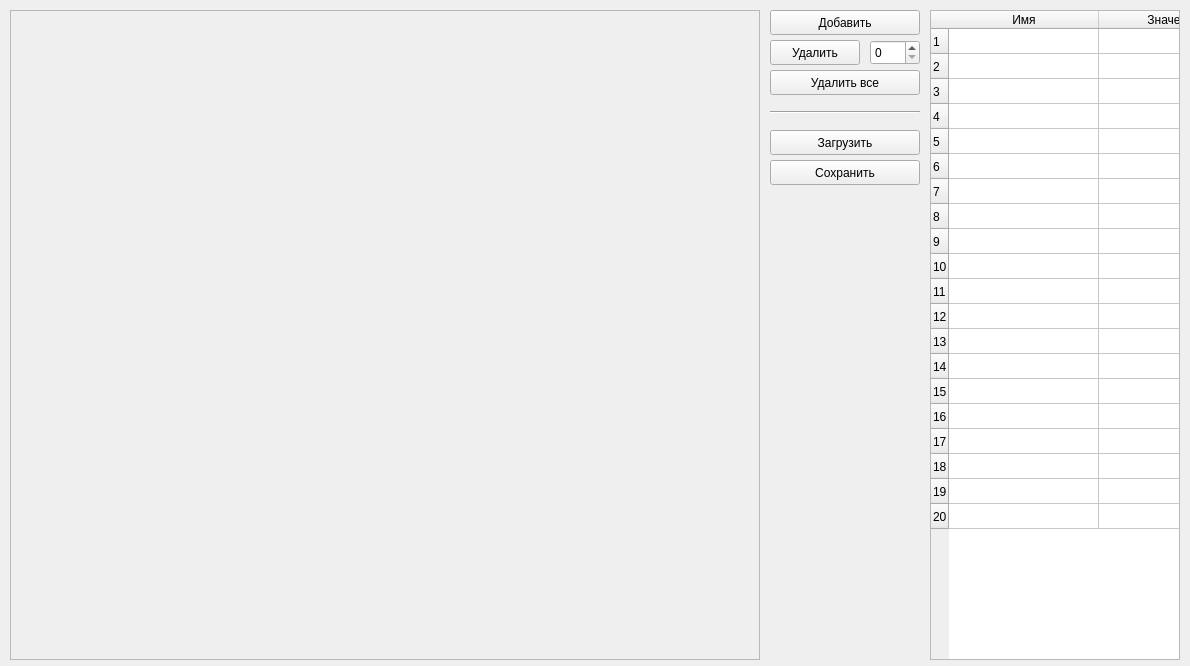
Before: the Qt Designer form main_window.ui in molchanoff12/ta1_usb_client, drawn with Qt 5.
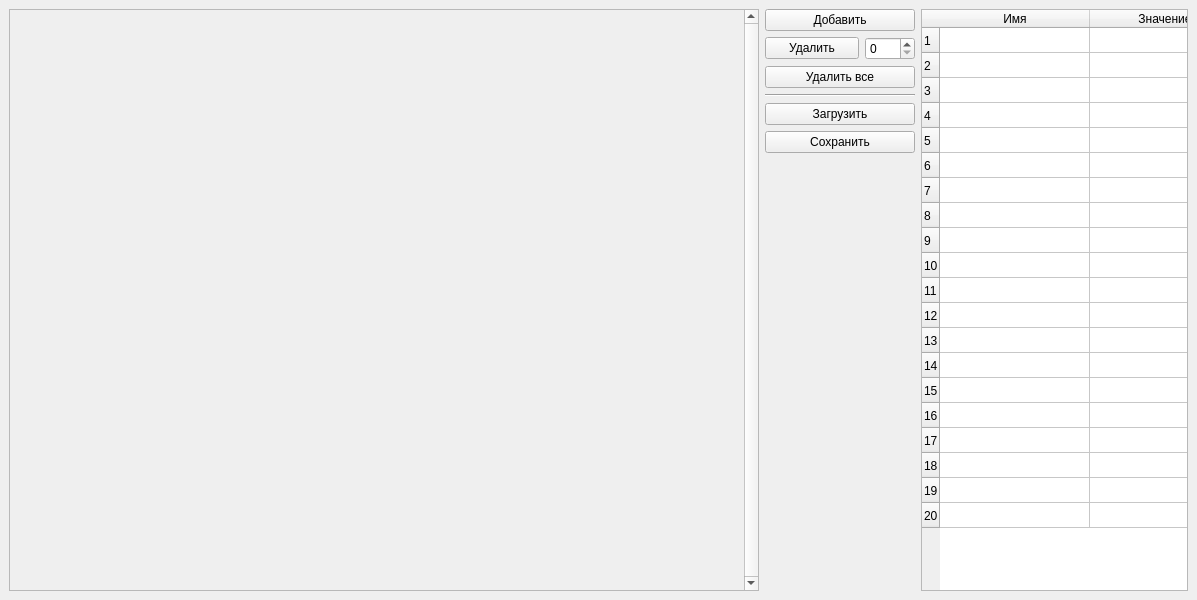
After: the same form once the commit is applied.

```diff
--- a/main_window.ui
+++ b/main_window.ui
@@ -1,70 +1,196 @@
 <?xml version="1.0" encoding="UTF-8"?>
 <ui version="4.0">
- <class>Form</class>
- <widget class="QWidget" name="Form">
+ <class>MainWindow</class>
+ <widget class="QMainWindow" name="MainWindow">
   <property name="geometry">
    <rect>
     <x>0</x>
     <y>0</y>
-    <width>1190</width>
-    <height>666</height>
+    <width>1197</width>
+    <height>600</height>
    </rect>
   </property>
-  <property name="sizePolicy">
-   <sizepolicy hsizetype="Fixed" vsizetype="Fixed">
-    <horstretch>0</horstretch>
-    <verstretch>0</verstretch>
-   </sizepolicy>
-  </property>
   <property name="windowTitle">
    <string>Клиент TA1-USB</string>
   </property>
+  <widget class="QWidget" name="centralwidget">
+   <layout class="QVBoxLayout" name="verticalLayout">
+    <item>
+     <layout class="QHBoxLayout" name="horizontalLayout">
+      <item>
   <widget class="QScrollArea" name="scrollArea">
-   <property name="geometry">
-    <rect>
-     <x>10</x>
-     <y>10</y>
+        <property name="sizePolicy">
+         <sizepolicy hsizetype="Minimum" vsizetype="Expanding">
+          <horstretch>0</horstretch>
+          <verstretch>0</verstretch>
+         </sizepolicy>
+        </property>
+        <property name="minimumSize">
+         <size>
      <width>750</width>
-     <height>650</height>
-    </rect>
-   </property>
-   <property name="sizePolicy">
-    <sizepolicy hsizetype="Fixed" vsizetype="Fixed">
-     <horstretch>0</horstretch>
-     <verstretch>0</verstretch>
-    </sizepolicy>
+          <height>0</height>
+         </size>
    </property>
    <property name="verticalScrollBarPolicy">
-    <enum>Qt::ScrollBarAsNeeded</enum>
+         <enum>Qt::ScrollBarAlwaysOn</enum>
    </property>
    <property name="horizontalScrollBarPolicy">
-    <enum>Qt::ScrollBarAsNeeded</enum>
+         <enum>Qt::ScrollBarAlwaysOff</enum>
    </property>
    <property name="widgetResizable">
     <bool>true</bool>
    </property>
+        <property name="alignment">
+         <set>Qt::AlignLeading|Qt::AlignLeft|Qt::AlignTop</set>
+        </property>
    <widget class="QWidget" name="scrollAreaWidgetContents">
     <property name="geometry">
      <rect>
       <x>0</x>
       <y>0</y>
-      <width>748</width>
-      <height>648</height>
+           <width>731</width>
+           <height>578</height>
      </rect>
     </property>
    </widget>
   </widget>
+      </item>
+      <item>
+       <layout class="QGridLayout" name="gridLayout">
+        <property name="sizeConstraint">
+         <enum>QLayout::SetMinimumSize</enum>
+        </property>
+        <item row="1" column="0">
+         <widget class="QPushButton" name="DltUnitPButt">
+          <property name="sizePolicy">
+           <sizepolicy hsizetype="Minimum" vsizetype="Fixed">
+            <horstretch>0</horstretch>
+            <verstretch>0</verstretch>
+           </sizepolicy>
+          </property>
+          <property name="text">
+           <string>Удалить</string>
+          </property>
+         </widget>
+        </item>
+        <item row="1" column="1">
+         <widget class="QSpinBox" name="DltUnitNumSBox">
+          <property name="sizePolicy">
+           <sizepolicy hsizetype="Fixed" vsizetype="Fixed">
+            <horstretch>0</horstretch>
+            <verstretch>0</verstretch>
+           </sizepolicy>
+          </property>
+          <property name="minimumSize">
+           <size>
+            <width>50</width>
+            <height>0</height>
+           </size>
+          </property>
+         </widget>
+        </item>
+        <item row="0" column="0" colspan="2">
+         <widget class="QPushButton" name="AddUnitPButt">
+          <property name="sizePolicy">
+           <sizepolicy hsizetype="Minimum" vsizetype="Fixed">
+            <horstretch>0</horstretch>
+            <verstretch>0</verstretch>
+           </sizepolicy>
+          </property>
+          <property name="minimumSize">
+           <size>
+            <width>150</width>
+            <height>0</height>
+           </size>
+          </property>
+          <property name="text">
+           <string>Добавить</string>
+          </property>
+         </widget>
+        </item>
+        <item row="2" column="0" colspan="2">
+         <widget class="QPushButton" name="DltAllUnitsPButt">
+          <property name="sizePolicy">
+           <sizepolicy hsizetype="Minimum" vsizetype="Fixed">
+            <horstretch>0</horstretch>
+            <verstretch>0</verstretch>
+           </sizepolicy>
+          </property>
+          <property name="minimumSize">
+           <size>
+            <width>150</width>
+            <height>0</height>
+           </size>
+          </property>
+          <property name="text">
+           <string>Удалить все</string>
+          </property>
+         </widget>
+        </item>
+        <item row="4" column="0" colspan="2">
+         <widget class="QPushButton" name="LoadCfgPButt">
+          <property name="sizePolicy">
+           <sizepolicy hsizetype="Minimum" vsizetype="Fixed">
+            <horstretch>0</horstretch>
+            <verstretch>0</verstretch>
+           </sizepolicy>
+          </property>
+          <property name="minimumSize">
+           <size>
+            <width>150</width>
+            <height>0</height>
+           </size>
+          </property>
+          <property name="text">
+           <string>Загрузить</string>
+          </property>
+         </widget>
+        </item>
+        <item row="5" column="0" colspan="2">
+         <widget class="QPushButton" name="SaveCfgPButt">
+          <property name="sizePolicy">
+           <sizepolicy hsizetype="Minimum" vsizetype="Fixed">
+            <horstretch>0</horstretch>
+            <verstretch>0</verstretch>
+           </sizepolicy>
+          </property>
+          <property name="minimumSize">
+           <size>
+            <width>150</width>
+            <height>0</height>
+           </size>
+          </property>
+          <property name="text">
+           <string>Сохранить</string>
+          </property>
+         </widget>
+        </item>
+        <item row="3" column="0" colspan="2">
+         <widget class="Line" name="line">
+          <property name="orientation">
+           <enum>Qt::Horizontal</enum>
+          </property>
+         </widget>
+        </item>
+        <item row="6" column="0">
+         <spacer name="verticalSpacer">
+          <property name="orientation">
+           <enum>Qt::Vertical</enum>
+          </property>
+          <property name="sizeHint" stdset="0">
+           <size>
+            <width>20</width>
+            <height>40</height>
+           </size>
+          </property>
+         </spacer>
+        </item>
+       </layout>
+      </item>
+      <item>
   <widget class="QTableWidget" name="DataTable">
-   <property name="geometry">
-    <rect>
-     <x>930</x>
-     <y>10</y>
-     <width>250</width>
-     <height>650</height>
-    </rect>
-   </property>
    <property name="sizePolicy">
-    <sizepolicy hsizetype="Fixed" vsizetype="Fixed">
+         <sizepolicy hsizetype="Expanding" vsizetype="Expanding">
      <horstretch>0</horstretch>
      <verstretch>0</verstretch>
     </sizepolicy>
@@ -124,129 +250,10 @@
     </property>
    </column>
   </widget>
-  <widget class="QPushButton" name="AddUnitPButt">
-   <property name="geometry">
-    <rect>
-     <x>770</x>
-     <y>10</y>
-     <width>150</width>
-     <height>25</height>
-    </rect>
-   </property>
-   <property name="sizePolicy">
-    <sizepolicy hsizetype="Fixed" vsizetype="Fixed">
-     <horstretch>0</horstretch>
-     <verstretch>0</verstretch>
-    </sizepolicy>
-   </property>
-   <property name="text">
-    <string>Добавить</string>
-   </property>
-  </widget>
-  <widget class="QPushButton" name="DltUnitPButt">
-   <property name="geometry">
-    <rect>
-     <x>770</x>
-     <y>40</y>
-     <width>90</width>
-     <height>25</height>
-    </rect>
-   </property>
-   <property name="sizePolicy">
-    <sizepolicy hsizetype="Fixed" vsizetype="Fixed">
-     <horstretch>0</horstretch>
-     <verstretch>0</verstretch>
-    </sizepolicy>
-   </property>
-   <property name="text">
-    <string>Удалить</string>
-   </property>
-  </widget>
-  <widget class="QPushButton" name="LoadCfgPButt">
-   <property name="geometry">
-    <rect>
-     <x>770</x>
-     <y>130</y>
-     <width>150</width>
-     <height>25</height>
-    </rect>
-   </property>
-   <property name="sizePolicy">
-    <sizepolicy hsizetype="Fixed" vsizetype="Fixed">
-     <horstretch>0</horstretch>
-     <verstretch>0</verstretch>
-    </sizepolicy>
-   </property>
-   <property name="text">
-    <string>Загрузить</string>
-   </property>
-  </widget>
-  <widget class="QSpinBox" name="DltUnitNumSBox">
-   <property name="geometry">
-    <rect>
-     <x>870</x>
-     <y>40</y>
-     <width>50</width>
-     <height>25</height>
-    </rect>
-   </property>
-   <property name="sizePolicy">
-    <sizepolicy hsizetype="Fixed" vsizetype="Fixed">
-     <horstretch>0</horstretch>
-     <verstretch>0</verstretch>
-    </sizepolicy>
-   </property>
-  </widget>
-  <widget class="QPushButton" name="SaveCfgPButt">
-   <property name="geometry">
-    <rect>
-     <x>770</x>
-     <y>160</y>
-     <width>150</width>
-     <height>25</height>
-    </rect>
-   </property>
-   <property name="sizePolicy">
-    <sizepolicy hsizetype="Fixed" vsizetype="Fixed">
-     <horstretch>0</horstretch>
-     <verstretch>0</verstretch>
-    </sizepolicy>
-   </property>
-   <property name="text">
-    <string>Сохранить</string>
-   </property>
-  </widget>
-  <widget class="QPushButton" name="DltAllUnitsPButt">
-   <property name="geometry">
-    <rect>
-     <x>770</x>
-     <y>70</y>
-     <width>150</width>
-     <height>25</height>
-    </rect>
-   </property>
-   <property name="sizePolicy">
-    <sizepolicy hsizetype="Fixed" vsizetype="Fixed">
-     <horstretch>0</horstretch>
-     <verstretch>0</verstretch>
-    </sizepolicy>
-   </property>
-   <property name="text">
-    <string>Удалить все</string>
-   </property>
-  </widget>
-  <widget class="Line" name="line">
-   <property name="geometry">
-    <rect>
-     <x>770</x>
-     <y>100</y>
-     <width>150</width>
-     <height>25</height>
-    </rect>
-   </property>
-   <property name="orientation">
-    <enum>Qt::Horizontal</enum>
-   </property>
+      </item>
+     </layout>
+    </item>
+   </layout>
   </widget>
  </widget>
  <resources/>
```
Left out of the diff: 2 changed lines with no effect on the pictures. Lines whose indentation alone changed are shown as unchanged.
